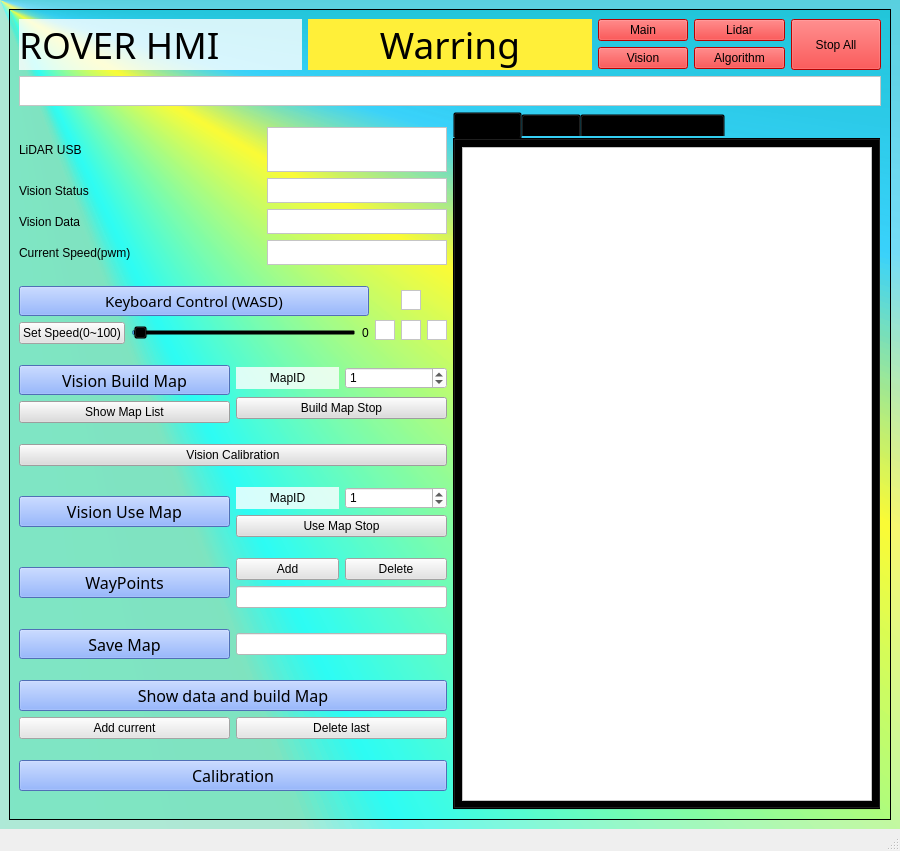
goldmode321/ROVER_Clement_Billy_2019, file gui/rover_v3.ui: the form before one commit.
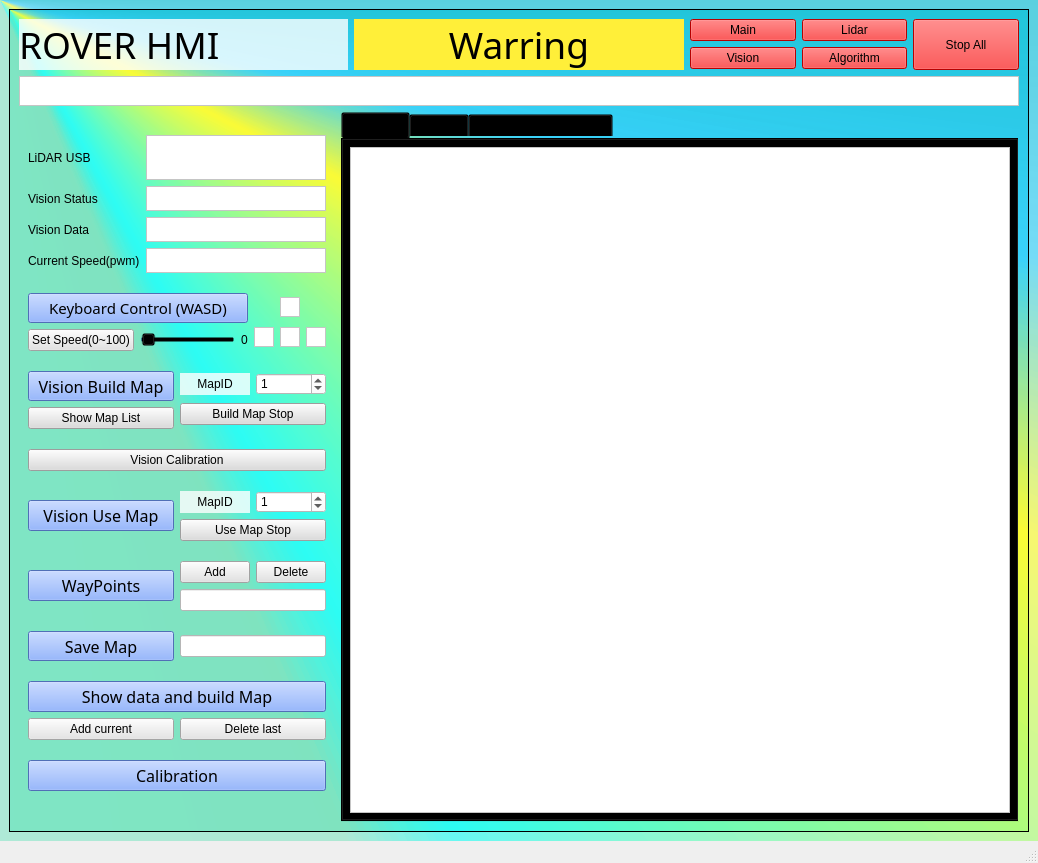
The form after the commit. Custom widgets are drawn as their Qt base class.

```diff
--- a/gui/rover_v3.ui
+++ b/gui/rover_v3.ui
@@ -6,8 +6,8 @@
    <rect>
     <x>0</x>
     <y>0</y>
-    <width>900</width>
-    <height>851</height>
+    <width>1038</width>
+    <height>863</height>
    </rect>
   </property>
   <property name="windowTitle">
@@ -37,8 +37,8 @@
         <rect>
          <x>0</x>
          <y>0</y>
-         <width>876</width>
-         <height>778</height>
+         <width>1014</width>
+         <height>790</height>
         </rect>
        </property>
        <property name="styleSheet">
@@ -184,6 +184,13 @@
         <item>
          <layout class="QHBoxLayout" name="MiddleLayout">
           <item>
+           <widget class="QWidget" name="ControlPattel" native="true">
+            <property name="sizePolicy">
+             <sizepolicy hsizetype="Maximum" vsizetype="Preferred">
+              <horstretch>0</horstretch>
+              <verstretch>0</verstretch>
+             </sizepolicy>
+            </property>
            <layout class="QVBoxLayout" name="FunctionBtnLayout">
             <item>
              <layout class="QVBoxLayout" name="verticalLayout_13">
@@ -884,11 +891,24 @@
              </layout>
             </item>
            </layout>
+           </widget>
           </item>
           <item>
            <layout class="QHBoxLayout" name="TabLayout">
             <item>
              <widget class="QTabWidget" name="tabWidget">
+              <property name="sizePolicy">
+               <sizepolicy hsizetype="Expanding" vsizetype="Expanding">
+                <horstretch>100</horstretch>
+                <verstretch>0</verstretch>
+               </sizepolicy>
+              </property>
+              <property name="sizeIncrement">
+               <size>
+                <width>20</width>
+                <height>0</height>
+               </size>
+              </property>
               <property name="styleSheet">
                <string notr="true">background-color:transparent;
 border-color: rgb(255, 0, 0);</string>
@@ -903,6 +923,18 @@
                <layout class="QVBoxLayout" name="verticalLayout_7">
                 <item>
                  <widget class="QTextEdit" name="console_1">
+                  <property name="sizePolicy">
+                   <sizepolicy hsizetype="Expanding" vsizetype="Expanding">
+                    <horstretch>50</horstretch>
+                    <verstretch>0</verstretch>
+                   </sizepolicy>
+                  </property>
+                  <property name="minimumSize">
+                   <size>
+                    <width>0</width>
+                    <height>0</height>
+                   </size>
+                  </property>
                   <property name="styleSheet">
                    <string notr="true">background-color: rgb(255, 255, 255);
 </string>
```
Left out of the diff: 40 changed lines with no effect on the pictures. Lines whose indentation alone changed are shown as unchanged.
